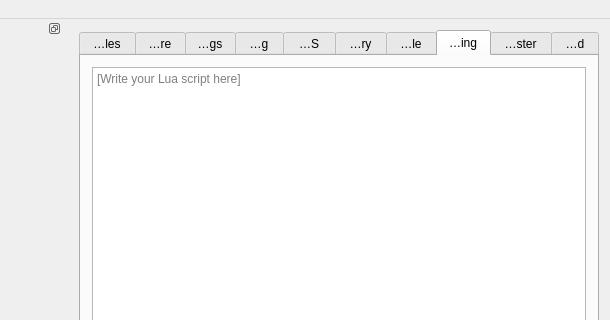
First picture: the form in gui/qt/mainwindow.ui, repository Marc11235/CEmu, before the edit; both pictures show x 378 to 988 and y 0 to 320 of the 988 by 702 pixel window.
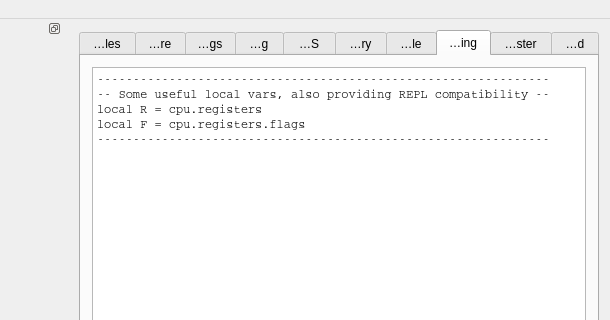
Second picture: the form after the edit. The open tabs and pages were chosen to show the change. Icons and pictures are not drawn. Custom widgets are drawn as their Qt base class.

Commit message: [Lua] Setup additional shortcut local vars in the script editor

```diff
--- a/gui/qt/mainwindow.ui
+++ b/gui/qt/mainwindow.ui
@@ -6429,12 +6429,23 @@
        <layout class="QVBoxLayout" name="verticalLayout_26">
         <item>
          <widget class="LuaEditor" name="luaScriptEditor">
+          <property name="font">
+           <font>
+            <family>Courier</family>
+           </font>
+          </property>
+          <property name="plainText">
+           <string>---------------------------------------------------------------
+-- Some useful local vars, also providing REPL compatibility --
+local R = cpu.registers
+local F = cpu.registers.flags
+---------------------------------------------------------------
+
+</string>
+          </property>
           <property name="backgroundVisible">
            <bool>false</bool>
           </property>
-          <property name="placeholderText">
-           <string>[Write your Lua script here]</string>
-          </property>
          </widget>
         </item>
         <item>
```
